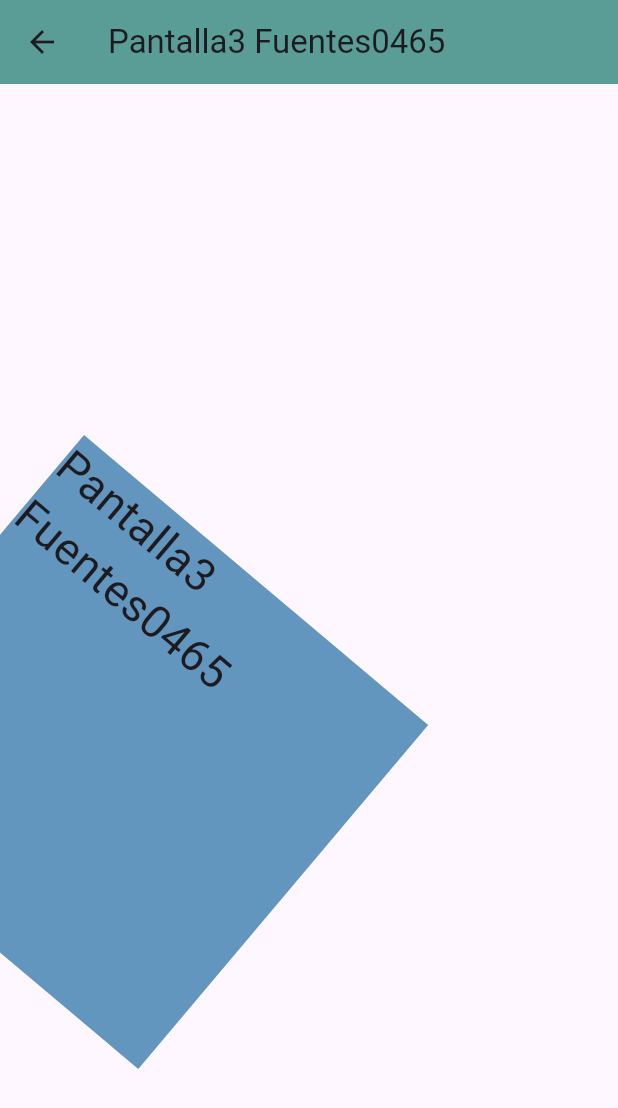
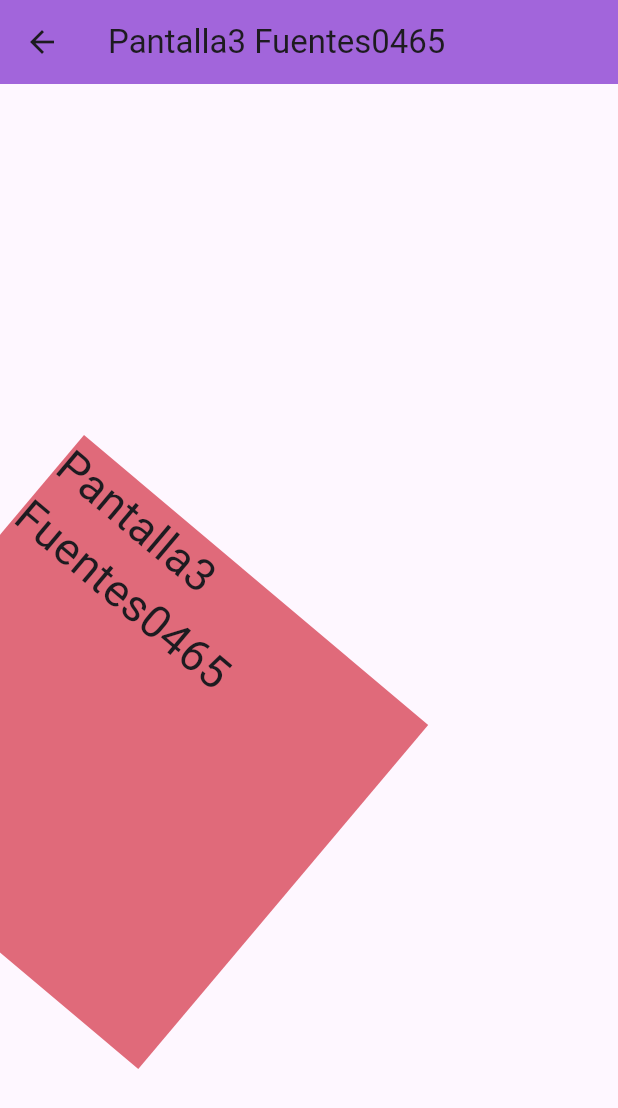
Before and after one commit to BerthaAreliFuentesRodriguez/p15-Rutas2-6J, a Flutter app: the Pantalla3_0465 screen opened by its route, on a phone screen of 412 x 824 dp. Shown: the top 1108 px of the screen. Run offline on Flutter 3.47's test engine with Material 3 defaults, Android fonts, the phone set to English and light mode, and no system bars.

```diff
--- a/lib/pantalla3_0465.dart
+++ b/lib/pantalla3_0465.dart
@@ -10,11 +10,11 @@ class Pantalla3_0465 extends StatelessWidget {
     return Scaffold(
         appBar: AppBar(
           title: const Text('Pantalla3 Fuentes0465'),
-          backgroundColor: Color(0xff5a9c96),
+          backgroundColor: Color(0xffa265db),
         ),
         body: Center(
             child: Container(
-          color: Color(0xff6296bf),
+          color: Color(0xffe06a7a),
           width: 300,
           height: 300,
 
```
